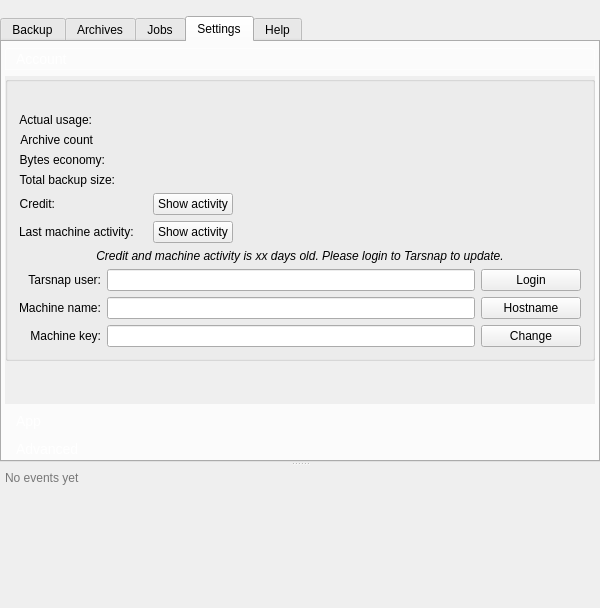
Before: the Qt Designer form forms/mainwindow.ui in Tarsnap/tarsnap-gui, drawn with Qt 5.
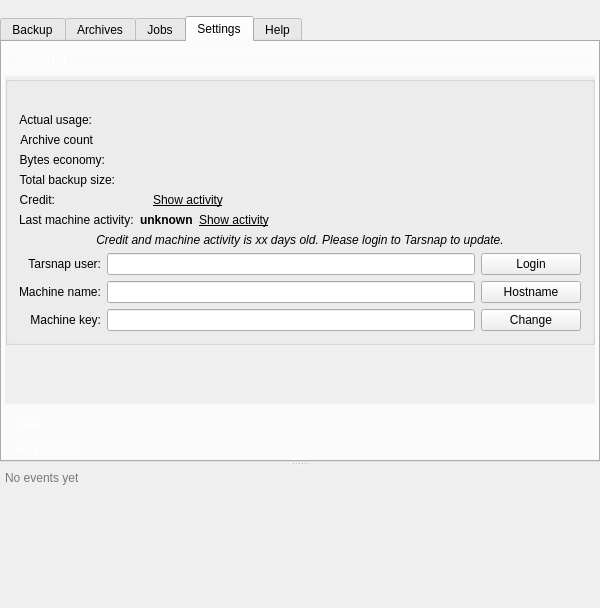
After: the same form once the commit is applied. The open tabs and pages were chosen to show the change. Icons and pictures are not drawn. Custom widgets are drawn as their Qt base class.

Diff of the .ui file:
```diff
--- a/forms/mainwindow.ui
+++ b/forms/mainwindow.ui
@@ -1144,7 +1144,7 @@
                          <string>This info is updated on demand. Press the big Tarsnap button above to update.</string>
                         </property>
                         <property name="text">
-                         <string/>
+                         <string>unknown</string>
                         </property>
                         <property name="textInteractionFlags">
                          <set>Qt::LinksAccessibleByMouse|Qt::TextSelectableByMouse</set>
@@ -1156,8 +1156,21 @@
                       </item>
                       <item>
                        <widget class="QPushButton" name="machineActivityShowButton">
+                        <property name="font">
+                         <font>
+                          <underline>true</underline>
+                         </font>
+                        </property>
                         <property name="toolTip">
-                         <string>Show activity for this Machine. Requires Tarsnap login.</string>
+                         <string>Show machine activity. Requires Tarsnap login.</string>
+                        </property>
+                        <property name="styleSheet">
+                         <string notr="true">QPushButton {
+border: 1px;
+}
+QPushButton:hover {
+color: blue;
+}</string>
                         </property>
                         <property name="text">
                          <string>Show activity</string>
@@ -1189,9 +1202,22 @@
                       </item>
                       <item>
                        <widget class="QPushButton" name="accountActivityShowButton">
+                        <property name="font">
+                         <font>
+                          <underline>true</underline>
+                         </font>
+                        </property>
                         <property name="toolTip">
                          <string>Show account activity. Requires Tarsnap login.</string>
                         </property>
+                        <property name="styleSheet">
+                         <string notr="true">QPushButton {
+border: 1px;
+}
+QPushButton:hover {
+color: blue;
+}</string>
+                        </property>
                         <property name="text">
                          <string>Show activity</string>
                         </property>
```
Left out of the diff: 4 changed lines with no effect on the pictures.
